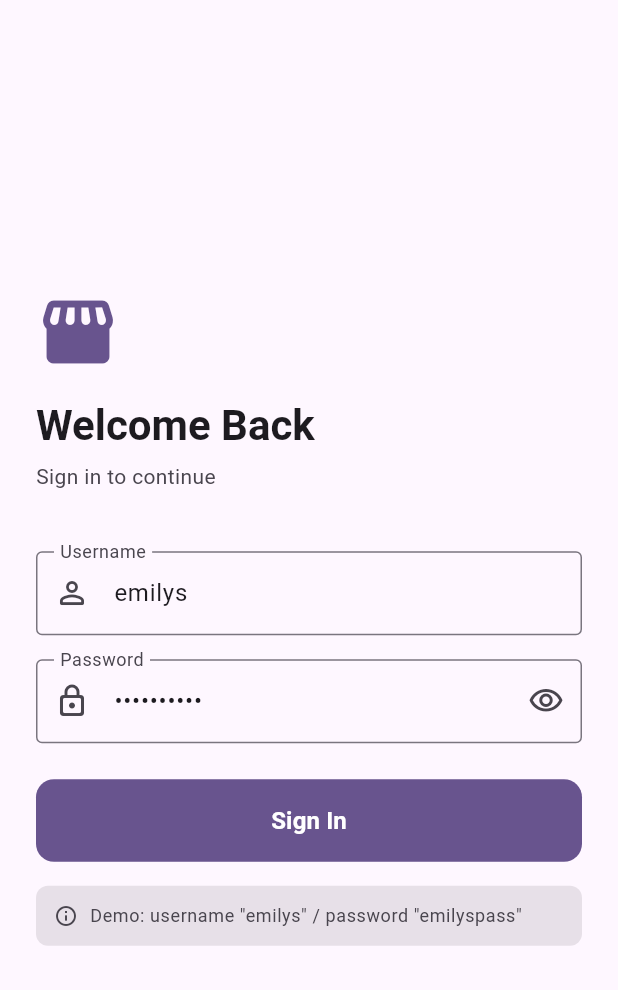
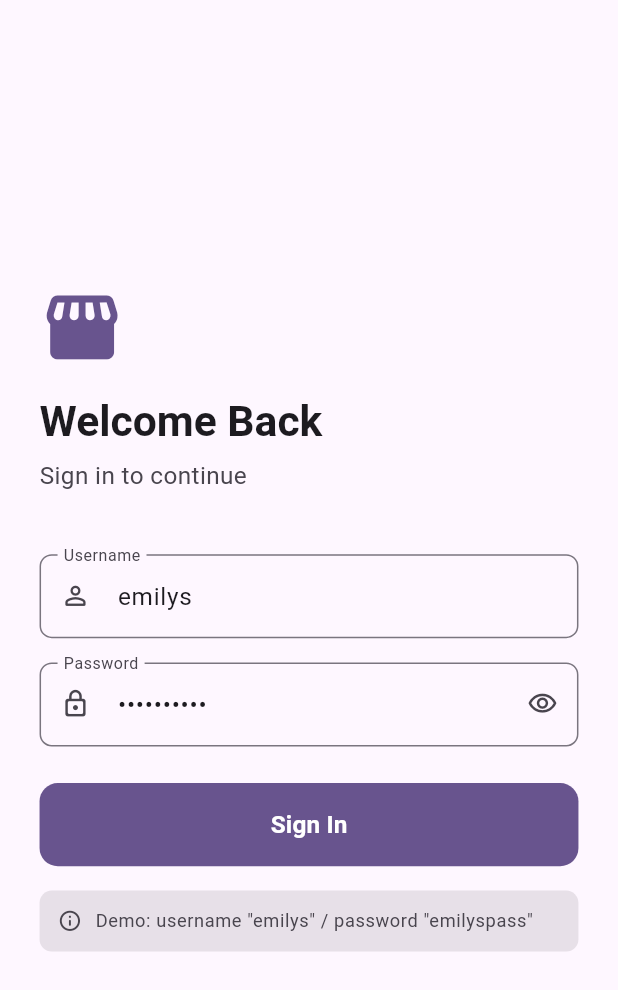
Before and after one commit to itsMallix/Propnex-Test-Amanda, a Flutter app: the LoginScreen screen opened by its route, on a phone screen of 412 x 824 dp. Shown: the top 990 px of the screen. Run offline on Flutter 3.47's test engine with Material 3 defaults, Android fonts, the phone set to English and light mode, and no system bars; our stand-ins replace equatable, flutter_screenutil, share_plus, shared_preferences, shimmer; accounts and stored records are empty.

Commit message:
fix : overflow n add screen util for resonsiveness handler

```diff
--- a/lib/features/auth/presentation/screens/login_screen.dart
+++ b/lib/features/auth/presentation/screens/login_screen.dart
@@ -1,4 +1,5 @@
 import 'package:flutter/material.dart';
+import 'package:flutter_screenutil/flutter_screenutil.dart';
 import 'package:propnex_take_home_test/core/constants/app_strings.dart';
 import 'package:propnex_take_home_test/core/theme/app_theme.dart';
 import 'package:propnex_take_home_test/core/utils/extensions.dart';
@@ -80,14 +81,14 @@ class _LoginScreenState extends State<LoginScreen> {
       body: SafeArea(
         child: Center(
           child: SingleChildScrollView(
-            padding: const EdgeInsets.symmetric(horizontal: 24, vertical: 32),
+            padding: EdgeInsets.symmetric(horizontal: 24.w, vertical: 32.h),
             child: ConstrainedBox(
-              constraints: const BoxConstraints(maxWidth: 400),
+              constraints: BoxConstraints(maxWidth: 400.w),
               child: Column(
                 crossAxisAlignment: CrossAxisAlignment.stretch,
                 children: [
                   _Header(),
-                  const SizedBox(height: 40),
+                  SizedBox(height: 40.h),
                   _LoginForm(
                     formKey: _formKey,
                     usernameCtr: _usernameCtr,
@@ -96,9 +97,9 @@ class _LoginScreenState extends State<LoginScreen> {
                     onTogglePass: () =>
                         setState(() => _obscurePass = !_obscurePass),
                   ),
-                  const SizedBox(height: 24),
+                  SizedBox(height: 24.h),
                   _SubmitButton(onPressed: _submit),
-                  const SizedBox(height: 16),
+                  SizedBox(height: 16.h),
                   _DemoHint(),
                 ],
               ),
@@ -113,27 +114,28 @@ class _LoginScreenState extends State<LoginScreen> {
 class _Header extends StatelessWidget {
   @override
   Widget build(BuildContext context) {
-    final theme = Theme.of(context);
     return Column(
       crossAxisAlignment: CrossAxisAlignment.start,
       children: [
         Icon(
           Icons.storefront_rounded,
-          size: 56,
-          color: theme.colorScheme.primary,
+          size: 56.sp,
+          color: context.colorScheme.primary,
         ),
-        const SizedBox(height: 16),
+        SizedBox(height: 16.h),
         Text(
           AppStrings.loginTitle,
           style: context.textTheme.headlineMedium?.copyWith(
             fontWeight: FontWeight.bold,
+            fontSize: 28.sp,
           ),
         ),
-        const SizedBox(height: 6),
+        SizedBox(height: 6.h),
         Text(
           AppStrings.loginSubtitle,
           style: context.textTheme.bodyMedium?.copyWith(
             color: context.colorScheme.onSurfaceVariant,
+            fontSize: 16.sp,
           ),
         ),
       ],
@@ -165,15 +167,20 @@ class _LoginForm extends StatelessWidget {
           TextFormField(
             controller: usernameCtr,
             textInputAction: TextInputAction.next,
-            decoration: const InputDecoration(
+            decoration: InputDecoration(
               labelText: 'Username',
+              labelStyle: TextStyle(fontSize: 14.sp),
               hintText: 'e.g. emilys',
-              prefixIcon: Icon(Icons.person_outline_rounded),
-              border: OutlineInputBorder(),
+              hintStyle: TextStyle(fontSize: 14.sp),
+              prefixIcon: Icon(Icons.person_outline_rounded, size: 20.sp),
+              border: OutlineInputBorder(
+                borderRadius: BorderRadius.circular(8.r),
+              ),
             ),
+            style: TextStyle(fontSize: 16.sp),
             validator: Validators.username,
           ),
-          const SizedBox(height: 16),
+          SizedBox(height: 16.h),
 
           TextFormField(
             controller: passwordCtr,
@@ -181,17 +188,22 @@ class _LoginForm extends StatelessWidget {
             textInputAction: TextInputAction.done,
             decoration: InputDecoration(
               labelText: 'Password',
-              prefixIcon: const Icon(Icons.lock_outline_rounded),
-              border: const OutlineInputBorder(),
+              labelStyle: TextStyle(fontSize: 14.sp),
+              prefixIcon: Icon(Icons.lock_outline_rounded, size: 20.sp),
+              border: OutlineInputBorder(
+                borderRadius: BorderRadius.circular(8.r),
+              ),
               suffixIcon: IconButton(
                 icon: Icon(
                   obscurePass
                       ? Icons.visibility_outlined
                       : Icons.visibility_off_outlined,
+                  size: 20.sp,
                 ),
                 onPressed: onTogglePass,
               ),
             ),
+            style: TextStyle(fontSize: 16.sp),
             validator: Validators.password,
           ),
         ],
@@ -213,24 +225,24 @@ class _SubmitButton extends StatelessWidget {
         return FilledButton(
           onPressed: isLoading ? null : onPressed,
           style: FilledButton.styleFrom(
-            padding: const EdgeInsets.symmetric(vertical: 16),
+            padding: EdgeInsets.symmetric(vertical: 16.h),
             shape: RoundedRectangleBorder(
-              borderRadius: BorderRadius.circular(12),
+              borderRadius: BorderRadius.circular(12.r),
             ),
           ),
           child: isLoading
               ? SizedBox(
-                  width: 22,
-                  height: 22,
+                  width: 22.w,
+                  height: 22.h,
                   child: CircularProgressIndicator(
-                    strokeWidth: 2.5,
+                    strokeWidth: 2.5.w,
                     color: AppTheme.whiteSpaceColor,
                   ),
                 )
-              : const Text(
+              : Text(
                   AppStrings.loginButton,
                   style: TextStyle(
-                    fontSize: 16,
+                    fontSize: 16.sp,
                     fontWeight: FontWeight.w600,
                   ),
                 ),
@@ -244,24 +256,25 @@ class _DemoHint extends StatelessWidget {
   @override
   Widget build(BuildContext context) {
     return Container(
-      padding: const EdgeInsets.all(12),
+      padding: EdgeInsets.all(12.r),
       decoration: BoxDecoration(
-        color: Theme.of(context).colorScheme.surfaceContainerHighest,
-        borderRadius: BorderRadius.circular(8),
+        color: context.colorScheme.surfaceContainerHighest,
+        borderRadius: BorderRadius.circular(8.r),
       ),
       child: Row(
         children: [
           Icon(
             Icons.info_outline_rounded,
-            size: 16,
-            color: Theme.of(context).colorScheme.onSurfaceVariant,
+            size: 16.sp,
+            color: context.colorScheme.onSurfaceVariant,
           ),
-          const SizedBox(width: 8),
+          SizedBox(width: 8.w),
           Expanded(
             child: Text(
               'Demo: username "emilys" / password "emilyspass"',
-              style: Theme.of(context).textTheme.bodySmall?.copyWith(
-                color: Theme.of(context).colorScheme.onSurfaceVariant,
+              style: context.textTheme.bodySmall?.copyWith(
+                color: context.colorScheme.onSurfaceVariant,
+                fontSize: 12.sp,
               ),
             ),
           ),
--- a/lib/features/main/presentation/screens/main_screen.dart
+++ b/lib/features/main/presentation/screens/main_screen.dart
@@ -1,7 +1,7 @@
 import 'package:flutter/material.dart';
 import 'package:provider/provider.dart';
 
-import 'package:propnex_take_home_test/features/favorites/presentation/providers/favorite_provider.dart';
+import 'package:propnex_take_home_test/features/favorites/presentation/providers/favorite_providers.dart';
 import 'package:propnex_take_home_test/features/favorites/presentation/screens/favorites_screen.dart';
 import 'package:propnex_take_home_test/features/products/presentation/screens/product_screen.dart';
 
--- a/pubspec.yaml
+++ b/pubspec.yaml
@@ -20,6 +20,7 @@ dependencies:
   equatable: ^2.0.8
   connectivity_plus: ^7.1.1
   intl: ^0.20.2
+  flutter_screenutil: ^5.9.3
 
 dev_dependencies:
   flutter_test:
```
Also changed, not shown: lib/core/providers/view_state_widget.dart (+37 -20 lines), lib/features/products/presentation/screens/product_detail_screen.dart (+66 -53 lines), lib/features/products/presentation/screens/product_screen.dart (+13 -9 lines), lib/features/products/presentation/widgets/product_card.dart (+33 -23 lines), lib/features/products/presentation/widgets/product_form_dialog.dart (+31 -21 lines), lib/features/products/presentation/widgets/product_skeleton.dart (+35 -16 lines), lib/main.dart (+14 -3 lines), pubspec.lock.
